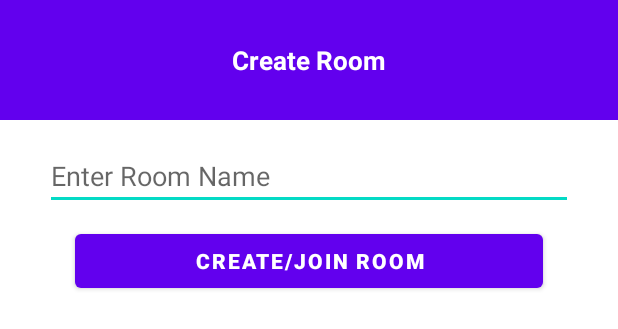
After one commit to MaksGin/WakacjeApp, an Android app: the layout activity_group_chat_room.xml on its own in the app's theme, with its tools: preview values and no code run, on a phone screen of 412 x 824 dp. The commit adds this screen. Shown: the top 329 px of the screen. Run offline under Robolectric (Android 15) with nearby library versions, the phone set to English and light mode, and no system bars; Roboto replaces fonts that are not available here.

Commit message:
Funkcja czatu grupowego, nazwa użytkownika pod wiadomością

```diff
--- a/app/src/main/java/com/wakacjeapp/LoginActivity.kt
+++ b/app/src/main/java/com/wakacjeapp/LoginActivity.kt
@@ -53,7 +53,7 @@ class LoginActivity : AppCompatActivity() {
                 .addOnCompleteListener(this) { task ->
 
                     if (task.isSuccessful) {
-                        val intent = Intent(this, MainClientMenu::class.java)
+                        val intent = Intent(this, LatestMessagesActivity::class.java)
                         intent.putExtra(USER_EMAIL, email)
                         startActivity(intent)
                         //overridePendingTransition(R.anim.slide_enter_right,R.anim.slide_exit_right)
--- a/app/src/main/java/com/wakacjeapp/Messages/ChatMessageAdapter.kt
+++ b/app/src/main/java/com/wakacjeapp/Messages/ChatMessageAdapter.kt
@@ -43,11 +43,11 @@ class ChatMessageAdapter(val context: Context,val messageList: ArrayList<Message
             //stuff for sent view holder
             val viewHolder = holder as SentViewHolder
             viewHolder.sentMessage.text = currentMsg.message
-
+            viewHolder.senderName.text = currentMsg.senderName
         }else{
             val viewHolder = holder as ReceiveViewHolder
             viewHolder.receiveMessage.text =  currentMsg.message
-
+            viewHolder.receiverName.text = currentMsg.senderName
 
         }
 
@@ -73,9 +73,11 @@ class ChatMessageAdapter(val context: Context,val messageList: ArrayList<Message
 
     class SentViewHolder(itemView: View): RecyclerView.ViewHolder(itemView){
         val sentMessage: TextView = itemView.findViewById<TextView>(R.id.tv_sent_msg)
+        val senderName: TextView = itemView.findViewById<TextView>(R.id.tv_sender_username)
     }
     class ReceiveViewHolder(itemView: View): RecyclerView.ViewHolder(itemView){
         val receiveMessage: TextView = itemView.findViewById<TextView>(R.id.tv_received_msg)
+        val receiverName: TextView = itemView.findViewById<TextView>(R.id.tv_received_username)
     }
 
 }
--- a/app/src/main/java/com/wakacjeapp/Messages/LatestMessagesActivity.kt
+++ b/app/src/main/java/com/wakacjeapp/Messages/LatestMessagesActivity.kt
@@ -35,6 +35,12 @@ class LatestMessagesActivity : AppCompatActivity() {
 
     override fun onOptionsItemSelected(item: MenuItem): Boolean {
         when (item.itemId){
+            R.id.GroupChat ->{
+                val intent = Intent(this,ChatGroupActivity::class.java)
+                var groupName = "Morskie Oko"
+                intent.putExtra("groupName", groupName)
+                startActivity(intent)
+            }
             R.id.newMsg ->{
                 val intent = Intent(this,NewMessageActivity::class.java)
                 startActivity(intent)
--- a/app/src/main/java/com/wakacjeapp/Messages/Message.kt
+++ b/app/src/main/java/com/wakacjeapp/Messages/Message.kt
@@ -4,12 +4,13 @@ class Message {
 
     var message: String? = null
     var senderId: String? = null
-
+    var senderName: String? = null
     constructor(){}
 
-    constructor(message: String?, senderId: String?){
+    constructor(message: String?, senderId: String?,senderName: String?){
         this.message = message
         this.senderId = senderId
+        this.senderName = senderName
     }
 
 }
--- /dev/null
+++ b/app/src/main/res/layout/activity_group_chat_room.xml
@@ -0,0 +1,45 @@
+<?xml version="1.0" encoding="utf-8"?>
+<LinearLayout xmlns:android="http://schemas.android.com/apk/res/android"
+    xmlns:app="http://schemas.android.com/apk/res-auto"
+    xmlns:tools="http://schemas.android.com/tools"
+    android:layout_width="match_parent"
+    android:layout_height="match_parent"
+    tools:context=".GroupChatRoom.GroupChatRoom"
+    android:orientation="vertical">
+
+    <RelativeLayout
+        android:layout_width="match_parent"
+        android:layout_height="80dp"
+        android:background="@color/purple_500">
+
+        <TextView
+            android:layout_width="wrap_content"
+            android:layout_height="wrap_content"
+            android:layout_centerInParent="true"
+            android:text="Create Room"
+            android:textColor="@color/white"
+            android:textSize="17sp"
+            android:textStyle="bold"/>
+
+    </RelativeLayout>
+
+    <EditText
+        android:id="@+id/roomName"
+        android:layout_width="match_parent"
+        android:layout_height="40sp"
+        android:layout_marginHorizontal="30sp"
+        android:layout_marginTop="20sp"
+        android:ems="10"
+        android:inputType="textPersonName"
+        android:hint="Enter Room Name" />
+
+    <Button
+        android:id="@+id/createRoom"
+        android:layout_width="match_parent"
+        android:layout_height="wrap_content"
+        android:layout_marginHorizontal="50sp"
+        android:layout_marginTop="10sp"
+        android:text="CREATE/JOIN ROOM"
+        android:textStyle="bold" />
+
+</LinearLayout>
--- a/app/src/main/res/menu/nav_menu.xml
+++ b/app/src/main/res/menu/nav_menu.xml
@@ -7,5 +7,7 @@
     <item android:id="@+id/signOut"
         android:title="Sign out"
         app:showAsAction="ifRoom"/>
-
+    <item android:id="@+id/GroupChat"
+        android:title="Group chat"
+        app:showAsAction="ifRoom"/>
 </menu>
--- /dev/null
+++ b/app/src/main/res/values/ids.xml
@@ -0,0 +1,4 @@
+<?xml version="1.0" encoding="utf-8"?>
+<resources>
+    <item name="GroupChat" type="id" />
+</resources>
--- a/build.gradle
+++ b/build.gradle
@@ -4,7 +4,7 @@ buildscript {
     }
 }// Top-level build file where you can add configuration options common to all sub-projects/modules.
 plugins {
-    id 'com.android.application' version '7.4.2' apply false
-    id 'com.android.library' version '7.4.2' apply false
+    id 'com.android.application' version '8.0.0' apply false
+    id 'com.android.library' version '8.0.0' apply false
     id 'org.jetbrains.kotlin.android' version '1.8.0' apply false
 }
--- a/gradle.properties
+++ b/gradle.properties
@@ -21,3 +21,5 @@ kotlin.code.style=official
 # resources declared in the library itself and none from the library's dependencies,
 # thereby reducing the size of the R class for that library
 android.nonTransitiveRClass=true
+android.defaults.buildfeatures.buildconfig=true
+android.nonFinalResIds=false
```
Also changed, not shown: app/src/main/AndroidManifest.xml (+5 -4 lines), app/src/main/java/com/wakacjeapp/GroupChatRoom/GroupChatRoom.kt (added, +30 -0 lines), app/src/main/java/com/wakacjeapp/Messages/ChatGroupActivity.kt (added, +118 -0 lines), app/src/main/java/com/wakacjeapp/Messages/ChatLogActivity.kt (+22 -16 lines), app/src/main/res/layout/activity_chat_group.xml (added, +36 -0 lines), app/src/main/res/layout/chat_row.xml (+22 -1 lines), app/src/main/res/layout/chat_row_to.xml (+21 -0 lines), gradle/wrapper/gradle-wrapper.properties.
